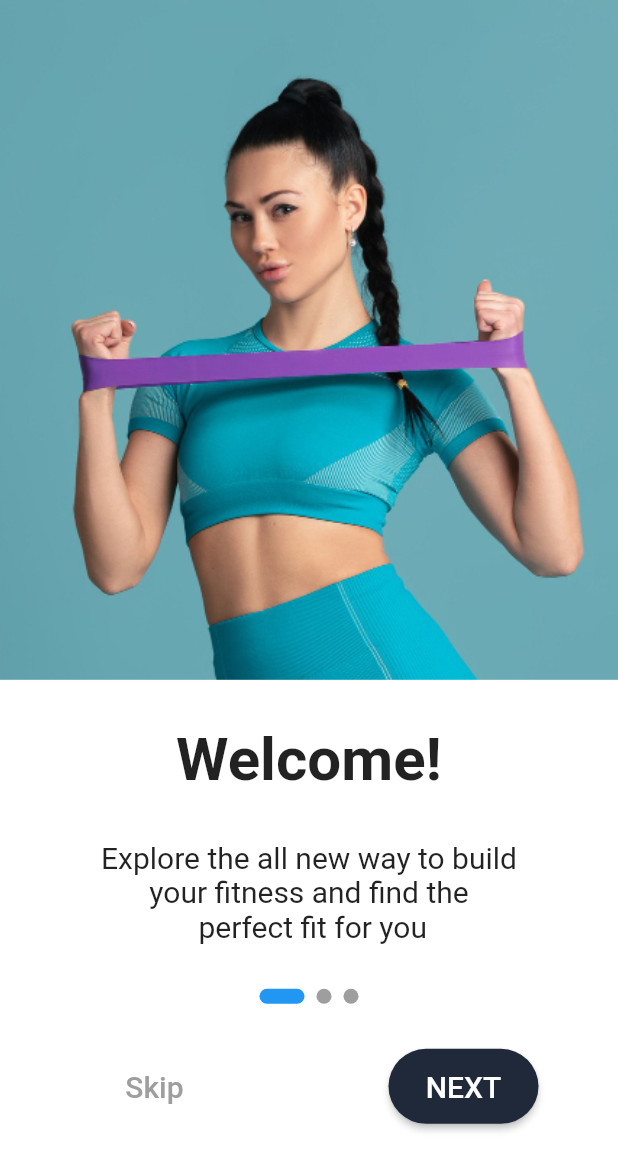
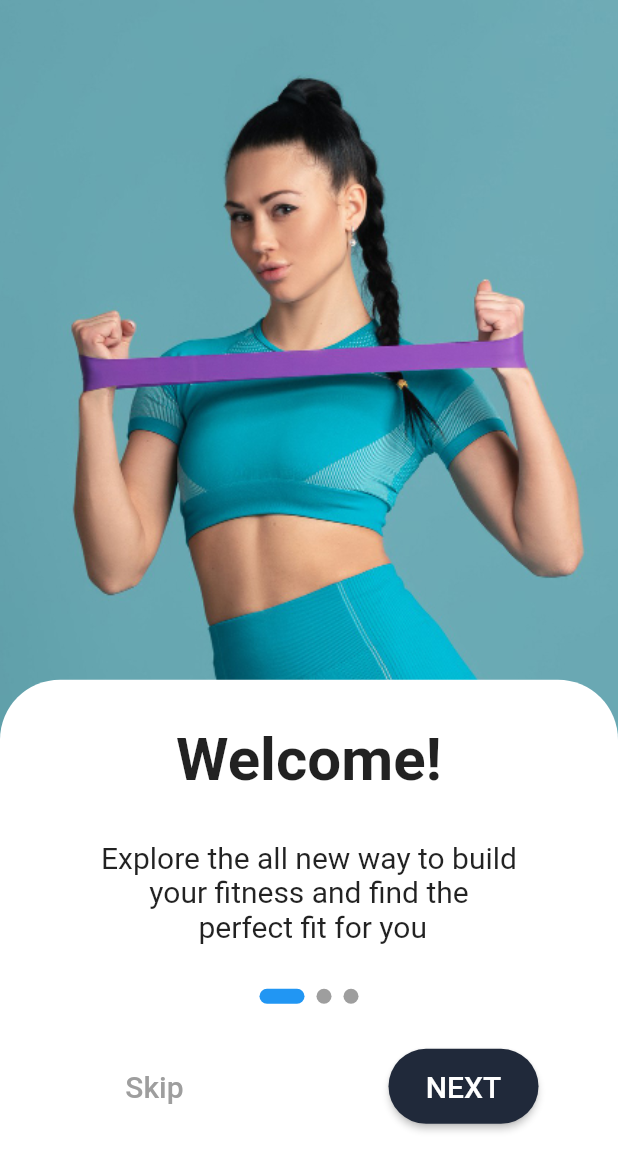
Before and after one commit to sosualfred/version_control_assignment, a Flutter app: the screen it shows after launch, on a phone screen of 412 x 824 dp. Shown: the top 1171 px of the screen. Run offline on Flutter 3.47's test engine with Material 2 defaults, Android fonts, the phone set to English and light mode, and no system bars; drawn by our look-alikes of smooth_page_indicator.

Commit message:
add border radius to container

```diff
--- a/lib/screens/onboarding.dart
+++ b/lib/screens/onboarding.dart
@@ -43,7 +43,13 @@ class _OnboardingScreenState extends State<OnboardingScreen> {
                   Container(
                     height: MediaQuery.of(context).size.height * 0.45,
                     width: double.infinity,
-                    color: Colors.white,
+                    decoration: BoxDecoration(
+                      color: Colors.white,
+                      borderRadius: BorderRadius.only(
+                        topLeft: Radius.circular(40),
+                        topRight: Radius.circular(40),
+                      ),
+                    ),
                     child: Column(
                       children: [
                         OnboardingHeaderText(
@@ -112,7 +118,13 @@ class _OnboardingScreenState extends State<OnboardingScreen> {
                   Container(
                     height: MediaQuery.of(context).size.height * 0.45,
                     width: double.infinity,
-                    color: Colors.white,
+                    decoration: BoxDecoration(
+                      color: Colors.white,
+                      borderRadius: BorderRadius.only(
+                        topLeft: Radius.circular(40),
+                        topRight: Radius.circular(40),
+                      ),
+                    ),
                     child: Column(
                       children: [
                         OnboardingHeaderText(
@@ -183,7 +195,13 @@ class _OnboardingScreenState extends State<OnboardingScreen> {
                   Container(
                     height: MediaQuery.of(context).size.height * 0.45,
                     width: double.infinity,
-                    color: Colors.white,
+                    decoration: BoxDecoration(
+                      color: Colors.white,
+                      borderRadius: BorderRadius.only(
+                        topLeft: Radius.circular(40),
+                        topRight: Radius.circular(40),
+                      ),
+                    ),
                     child: Column(
                       children: [
                         OnboardingHeaderText(
```
